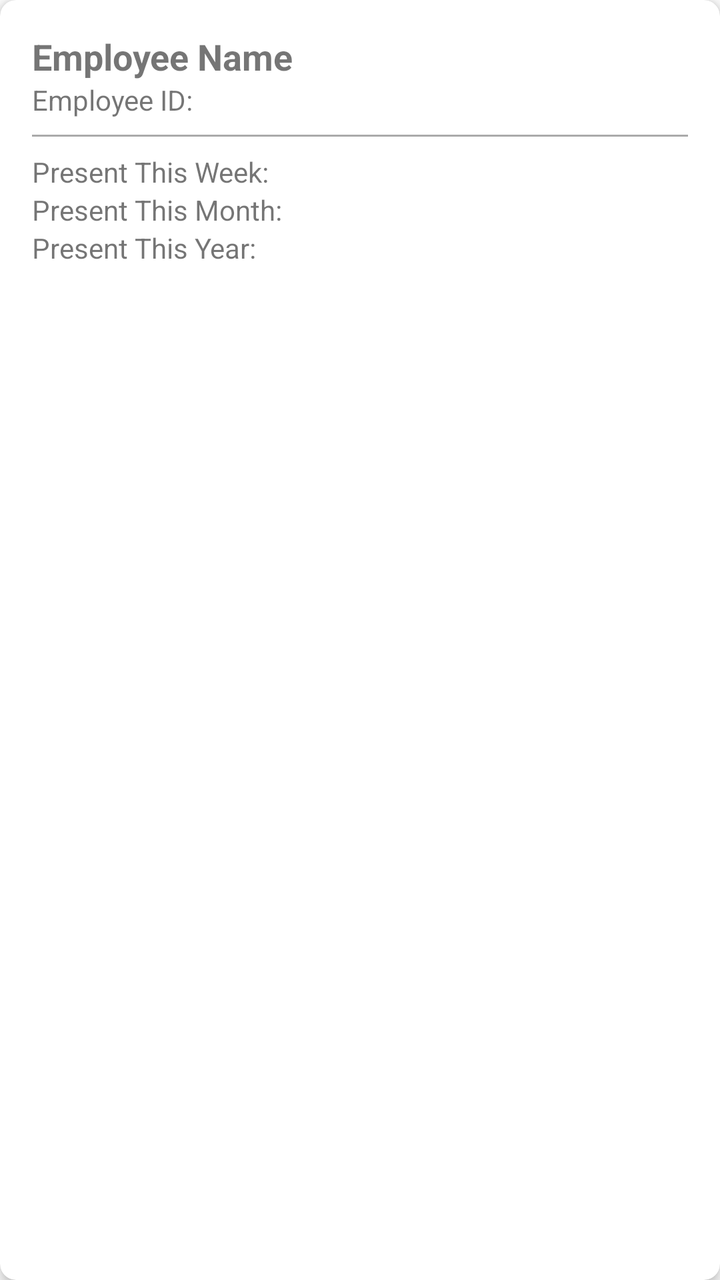
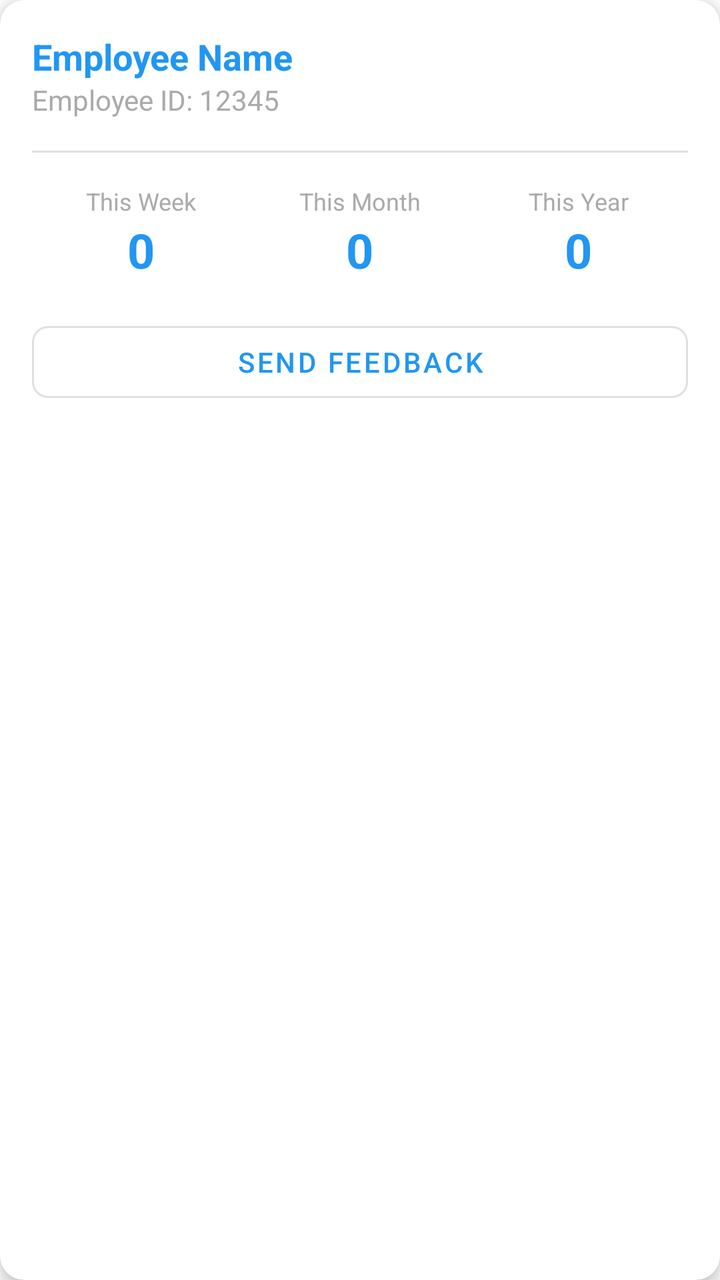

Compare the two renders of this Android layout. The source of the first and the diff that turns it into the second are given below.
<!-- AndroidManifest.xml: application theme Theme.UnifiedHRSystem -->
<!-- res/layout/item_employee_attendance_stats.xml -->
<?xml version="1.0" encoding="utf-8"?>
<androidx.cardview.widget.CardView xmlns:android="http://schemas.android.com/apk/res/android"
    xmlns:app="http://schemas.android.com/apk/res-auto"
    android:layout_width="match_parent"
    android:layout_height="wrap_content"
    android:layout_margin="8dp"
    app:cardCornerRadius="8dp"
    app:cardElevation="4dp">

    <LinearLayout
        android:layout_width="match_parent"
        android:layout_height="wrap_content"
        android:orientation="vertical"
        android:padding="16dp">

        <TextView
            android:id="@+id/tvEmployeeName"
            android:layout_width="wrap_content"
            android:layout_height="wrap_content"
            android:text="Employee Name"
            android:textSize="18sp"
            android:textStyle="bold" />

        <TextView
            android:id="@+id/tvEmployeeId"
            android:layout_width="wrap_content"
            android:layout_height="wrap_content"
            android:text="Employee ID:"
            android:textSize="14sp" />

        <View
            android:layout_width="match_parent"
            android:layout_height="1dp"
            android:layout_marginTop="8dp"
            android:layout_marginBottom="8dp"
            android:background="@android:color/darker_gray" />

        <TextView
            android:id="@+id/tvDaysPresentThisWeek"
            android:layout_width="wrap_content"
            android:layout_height="wrap_content"
            android:text="Present This Week:" />

        <TextView
            android:id="@+id/tvDaysPresentThisMonth"
            android:layout_width="wrap_content"
            android:layout_height="wrap_content"
            android:text="Present This Month:" />

        <TextView
            android:id="@+id/tvDaysPresentThisYear"
            android:layout_width="wrap_content"
            android:layout_height="wrap_content"
            android:text="Present This Year:" />

    </LinearLayout>

</androidx.cardview.widget.CardView>
<!-- resources referenced by this layout -->
<resources>
  <style name="Theme.UnifiedHRSystem" parent="Theme.MaterialComponents.DayNight.NoActionBar">
          <item name="colorPrimary">@color/primary</item>
          <item name="colorPrimaryDark">@color/primary_dark</item>
          <item name="colorAccent">@color/accent</item>
          <item name="toolbarStyle">@style/Widget.UnifiedHR.Toolbar</item>
      </style>
  <color name="primary">#FF2196F3</color>
  <color name="primary_dark">#FF1976D2</color>
  <color name="accent">#FFFF5722</color>
  <style name="Widget.UnifiedHR.Toolbar" parent="Widget.MaterialComponents.Toolbar">
          <item name="popupTheme">@style/ThemeOverlay.MaterialComponents.Light</item>
          <item name="titleTextColor">@color/white</item>
          <item name="subtitleTextColor">@color/white</item>
      </style>
  <color name="white">#FFFFFFFF</color>
</resources>

<!-- the commit's change to res/layout/item_employee_attendance_stats.xml (unified diff, before → after) -->
@@ -3,8 +3,8 @@
     xmlns:app="http://schemas.android.com/apk/res-auto"
     android:layout_width="match_parent"
     android:layout_height="wrap_content"
-    android:layout_margin="8dp"
-    app:cardCornerRadius="8dp"
+    android:layout_marginBottom="12dp"
+    app:cardCornerRadius="12dp"
     app:cardElevation="4dp">
 
     <LinearLayout
@@ -19,40 +19,109 @@
             android:layout_height="wrap_content"
             android:text="Employee Name"
             android:textSize="18sp"
-            android:textStyle="bold" />
+            android:textStyle="bold"
+            android:textColor="@color/primary" />
 
         <TextView
             android:id="@+id/tvEmployeeId"
             android:layout_width="wrap_content"
             android:layout_height="wrap_content"
-            android:text="Employee ID:"
-            android:textSize="14sp" />
+            android:text="Employee ID: 12345"
+            android:textSize="14sp"
+            android:textColor="@android:color/darker_gray" />
 
         <View
             android:layout_width="match_parent"
             android:layout_height="1dp"
-            android:layout_marginTop="8dp"
-            android:layout_marginBottom="8dp"
-            android:background="@android:color/darker_gray" />
+            android:background="@color/grey_300"
+            android:layout_marginTop="16dp"
+            android:layout_marginBottom="16dp" />
 
-        <TextView
-            android:id="@+id/tvDaysPresentThisWeek"
-            android:layout_width="wrap_content"
+        <LinearLayout
+            android:layout_width="match_parent"
             android:layout_height="wrap_content"
-            android:text="Present This Week:" />
+            android:orientation="horizontal">
 
-        <TextView
-            android:id="@+id/tvDaysPresentThisMonth"
-            android:layout_width="wrap_content"
+            <LinearLayout
+                android:layout_width="0dp"
+                android:layout_height="wrap_content"
+                android:layout_weight="1"
+                android:orientation="vertical"
+                android:gravity="center">
+
+                <TextView
+                    android:layout_width="wrap_content"
+                    android:layout_height="wrap_content"
+                    android:text="This Week"
+                    android:textSize="12sp"
+                    android:textColor="@android:color/darker_gray" />
+
+                <TextView
+                    android:id="@+id/tvDaysPresentThisWeek"
+                    android:layout_width="wrap_content"
+                    android:layout_height="wrap_content"
+                    android:text="0"
+                    android:textSize="24sp"
+                    android:textStyle="bold"
+                    android:textColor="@color/primary" />
+            </LinearLayout>
+
+            <LinearLayout
+                android:layout_width="0dp"
+                android:layout_height="wrap_content"
+                android:layout_weight="1"
+                android:orientation="vertical"
+                android:gravity="center">
+
+                <TextView
+                    android:layout_width="wrap_content"
+                    android:layout_height="wrap_content"
+                    android:text="This Month"
+                    android:textSize="12sp"
+                    android:textColor="@android:color/darker_gray" />
+
+                <TextView
+                    android:id="@+id/tvDaysPresentThisMonth"
+                    android:layout_width="wrap_content"
+                    android:layout_height="wrap_content"
+                    android:text="0"
+                    android:textSize="24sp"
+                    android:textStyle="bold"
+                    android:textColor="@color/primary" />
+            </LinearLayout>
+
+            <LinearLayout
+                android:layout_width="0dp"
+                android:layout_height="wrap_content"
+                android:layout_weight="1"
+                android:orientation="vertical"
+                android:gravity="center">
+
+                <TextView
+                    android:layout_width="wrap_content"
+                    android:layout_height="wrap_content"
+                    android:text="This Year"
+                    android:textSize="12sp"
+                    android:textColor="@android:color/darker_gray" />
+
+                <TextView
+                    android:id="@+id/tvDaysPresentThisYear"
+                    android:layout_width="wrap_content"
+                    android:layout_height="wrap_content"
+                    android:text="0"
+                    android:textSize="24sp"
+                    android:textStyle="bold"
+                    android:textColor="@color/primary" />
+            </LinearLayout>
+        </LinearLayout>
+
+        <com.google.android.material.button.MaterialButton
+            android:id="@+id/btnSendFeedback"
+            style="@style/Widget.MaterialComponents.Button.OutlinedButton"
+            android:layout_width="match_parent"
             android:layout_height="wrap_content"
-            android:text="Present This Month:" />
-
-        <TextView
-            android:id="@+id/tvDaysPresentThisYear"
-            android:layout_width="wrap_content"
-            android:layout_height="wrap_content"
-            android:text="Present This Year:" />
-
+            android:layout_marginTop="16dp"
+            android:text="Send Feedback"
+            app:cornerRadius="8dp" />
     </LinearLayout>
-
 </androidx.cardview.widget.CardView>
<!-- resource entries referenced after the edit -->
@@ -1,14 +1,15 @@
 <!-- resources referenced by this layout -->
 <resources>
+  <color name="grey_300">#E0E0E0</color>
   <style name="Theme.UnifiedHRSystem" parent="Theme.MaterialComponents.DayNight.NoActionBar">
           <item name="colorPrimary">@color/primary</item>
           <item name="colorPrimaryDark">@color/primary_dark</item>
           <item name="colorAccent">@color/accent</item>
           <item name="toolbarStyle">@style/Widget.UnifiedHR.Toolbar</item>
       </style>
-  <color name="primary">#FF2196F3</color>
-  <color name="primary_dark">#FF1976D2</color>
-  <color name="accent">#FFFF5722</color>
+  <color name="primary">#2196F3</color>
+  <color name="primary_dark">#1976D2</color>
+  <color name="accent">#4CAF50</color>
   <style name="Widget.UnifiedHR.Toolbar" parent="Widget.MaterialComponents.Toolbar">
           <item name="popupTheme">@style/ThemeOverlay.MaterialComponents.Light</item>
           <item name="titleTextColor">@color/white</item>
